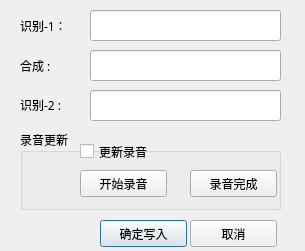
Qt form voiceIden/dialogModifyTable2.ui (lcdsdream/my-gradution-project) before a commit.
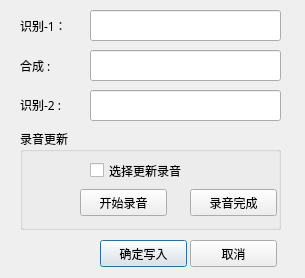
The same form after that commit.

Commit message: voice modify table2 ok almost

Diff of the .ui file:
```diff
--- a/voiceIden/dialogModifyTable2.ui
+++ b/voiceIden/dialogModifyTable2.ui
@@ -7,7 +7,7 @@
     <x>0</x>
     <y>0</y>
     <width>305</width>
-    <height>251</height>
+    <height>278</height>
    </rect>
   </property>
   <property name="font">
@@ -68,7 +68,7 @@
    <property name="geometry">
     <rect>
      <x>100</x>
-     <y>220</y>
+     <y>240</y>
      <width>87</width>
      <height>27</height>
     </rect>
@@ -81,7 +81,7 @@
    <property name="geometry">
     <rect>
      <x>190</x>
-     <y>220</y>
+     <y>240</y>
      <width>87</width>
      <height>27</height>
     </rect>
@@ -117,9 +117,9 @@
    <property name="geometry">
     <rect>
      <x>20</x>
-     <y>130</y>
+     <y>129</y>
      <width>261</width>
-     <height>80</height>
+     <height>101</height>
     </rect>
    </property>
    <property name="title">
@@ -129,7 +129,7 @@
     <property name="geometry">
      <rect>
       <x>60</x>
-      <y>40</y>
+      <y>60</y>
       <width>87</width>
       <height>27</height>
      </rect>
@@ -142,7 +142,7 @@
     <property name="geometry">
      <rect>
       <x>170</x>
-      <y>40</y>
+      <y>60</y>
       <width>87</width>
       <height>27</height>
      </rect>
@@ -154,14 +154,14 @@
    <widget class="QCheckBox" name="checkBox">
     <property name="geometry">
      <rect>
-      <x>60</x>
-      <y>10</y>
-      <width>131</width>
+      <x>70</x>
+      <y>30</y>
+      <width>181</width>
       <height>23</height>
      </rect>
     </property>
     <property name="text">
-     <string>更新录音</string>
+     <string>选择更新录音</string>
     </property>
    </widget>
   </widget>
```
Left out of the diff: 2 changed lines with no effect on the pictures. The commit also changes 6 other files.
